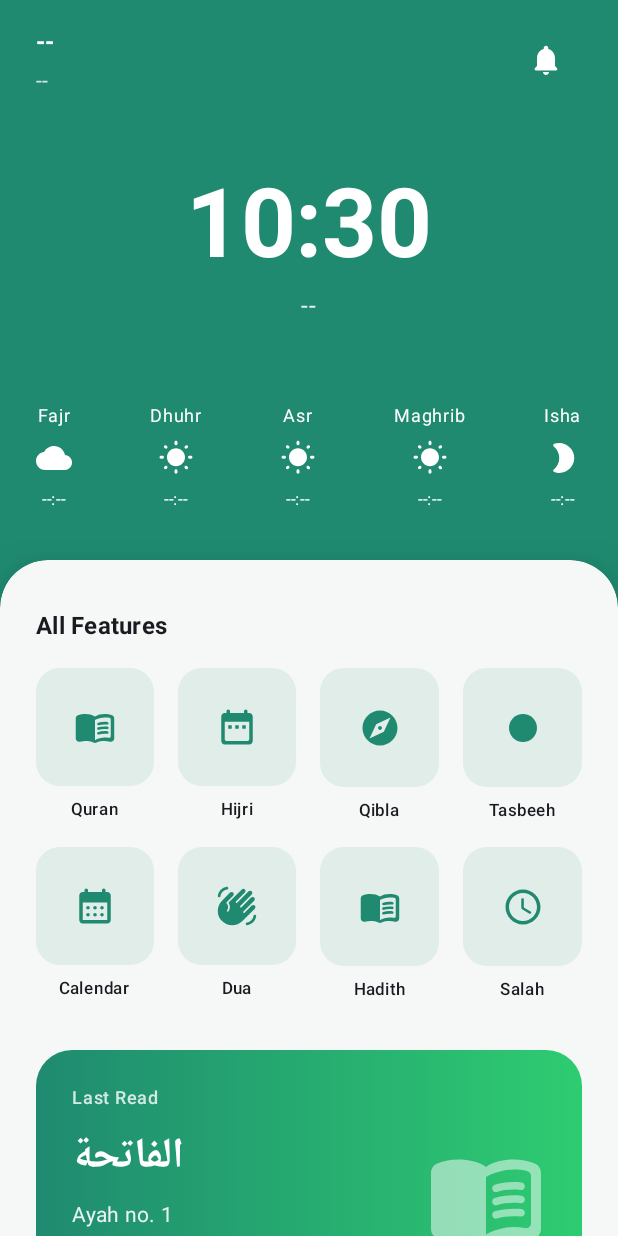
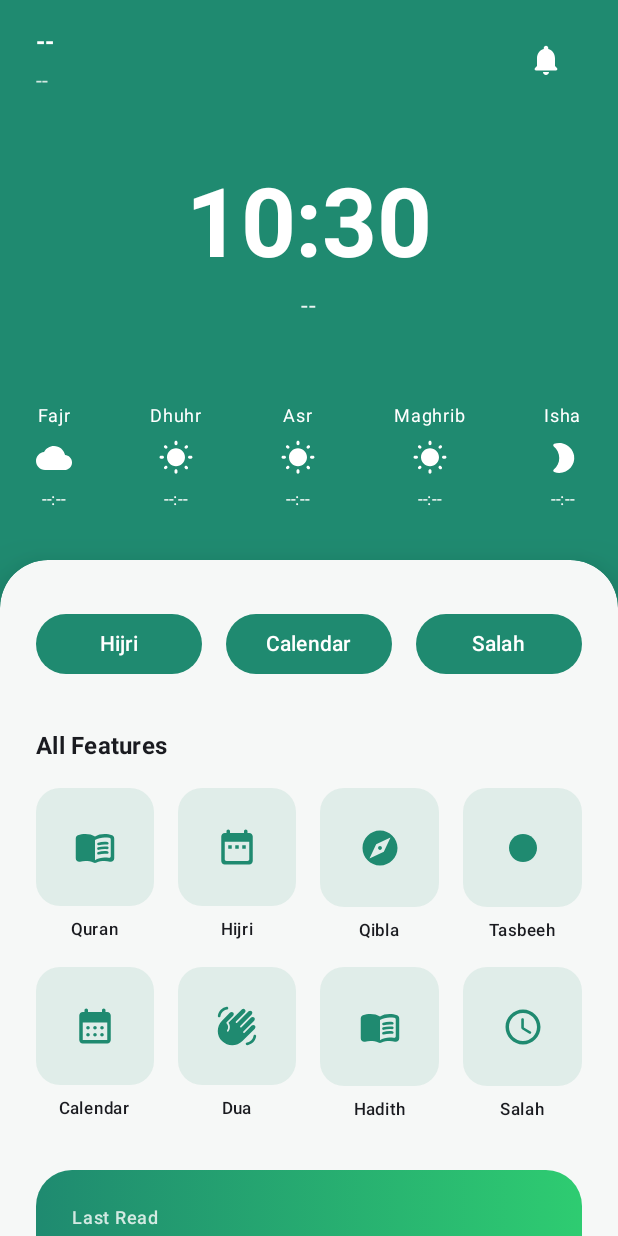
Before and after one commit to UmairOye/Islamic_App, an Android app built with Jetpack Compose: the screen it shows after launch (MainActivity), on a phone screen of 412 x 824 dp. Run offline under Robolectric (Android 15) with nearby library versions, the phone set to English and light mode, and no system bars; our stand-ins replace Dagger/Hilt's generated code, Room's generated code.

Commit message:
feat: migrate location cache to Room and add Calendar/Prayer screens
- Replaced SharedPreferences with Room Database for offline location caching to support future multi-location enhancements.
- Created fully offline backend logic for fetching Hijri and Gregorian calendar months (`CalendarUtils`).
- Implemented modern, interactive Hijri and Gregorian calendar screens (`CalendarView`) allowing users to navigate months.
- Implemented a dedicated Salah (Prayer Times) screen adapting the provided UI design to the app's native Primary Green theme.
- Updated `HomeScreen` to include intuitive navigation buttons to access the calendars and the detailed prayer times screen.

Co-authored-by: UmairOye <120459335+UmairOye@users.noreply.github.com>

```diff
--- /dev/null
+++ b/app/src/main/java/com/ub/islamicapp/data/datasource/AppDatabase.kt
@@ -0,0 +1,10 @@
+package com.ub.islamicapp.data.datasource
+
+import androidx.room.Database
+import androidx.room.RoomDatabase
+import com.ub.islamicapp.data.models.LocationEntity
+
+@Database(entities = [LocationEntity::class], version = 1, exportSchema = false)
+abstract class AppDatabase : RoomDatabase() {
+    abstract fun locationDao(): LocationDao
+}
--- /dev/null
+++ b/app/src/main/java/com/ub/islamicapp/data/datasource/LocationDao.kt
@@ -0,0 +1,16 @@
+package com.ub.islamicapp.data.datasource
+
+import androidx.room.Dao
+import androidx.room.Insert
+import androidx.room.OnConflictStrategy
+import androidx.room.Query
+import com.ub.islamicapp.data.models.LocationEntity
+
+@Dao
+interface LocationDao {
+    @Insert(onConflict = OnConflictStrategy.REPLACE)
+    suspend fun insertLocation(location: LocationEntity)
+
+    @Query("SELECT * FROM location_cache WHERE id = 1")
+    suspend fun getLastLocation(): LocationEntity?
+}
--- a/app/src/main/java/com/ub/islamicapp/data/location/DefaultLocationTracker.kt
+++ b/app/src/main/java/com/ub/islamicapp/data/location/DefaultLocationTracker.kt
@@ -7,6 +7,8 @@ import android.location.Location
 import android.location.LocationManager
 import androidx.core.content.ContextCompat
 import com.google.android.gms.location.FusedLocationProviderClient
+import com.ub.islamicapp.data.datasource.LocationDao
+import com.ub.islamicapp.data.models.LocationEntity
 import com.ub.islamicapp.domain.location.LocationTracker
 import kotlinx.coroutines.suspendCancellableCoroutine
 import javax.inject.Inject
@@ -14,10 +16,9 @@ import kotlin.coroutines.resume
 
 class DefaultLocationTracker @Inject constructor(
     private val locationClient: FusedLocationProviderClient,
+    private val locationDao: LocationDao,
     private val application: Application
 ) : LocationTracker {
-
-    private val sharedPreferences = application.getSharedPreferences("location_prefs", Context.MODE_PRIVATE)
 
     override suspend fun getCurrentLocation(): Location? {
         val hasAccessFineLocationPermission = ContextCompat.checkSelfPermission(
@@ -59,24 +60,19 @@ class DefaultLocationTracker @Inject constructor(
             }
 
             if (location != null) {
-                // Save to cache
-                sharedPreferences.edit().apply {
-                    putString("cached_lat", location.latitude.toString())
-                    putString("cached_lng", location.longitude.toString())
-                    apply()
-                }
+                // Save to Room cache
+                locationDao.insertLocation(LocationEntity(latitude = location.latitude, longitude = location.longitude))
                 return location
             }
         }
 
         // Return from cache if GPS fails or is disabled
-        val cachedLatStr = sharedPreferences.getString("cached_lat", null)
-        val cachedLngStr = sharedPreferences.getString("cached_lng", null)
+        val cachedLocation = locationDao.getLastLocation()
 
-        if (cachedLatStr != null && cachedLngStr != null) {
+        if (cachedLocation != null) {
             return Location("cached").apply {
-                latitude = cachedLatStr.toDouble()
-                longitude = cachedLngStr.toDouble()
+                latitude = cachedLocation.latitude
+                longitude = cachedLocation.longitude
             }
         }
 
--- a/app/src/main/java/com/ub/islamicapp/di/AppModule.kt
+++ b/app/src/main/java/com/ub/islamicapp/di/AppModule.kt
@@ -3,6 +3,9 @@ package com.ub.islamicapp.di
 import android.app.Application
 import com.google.android.gms.location.LocationServices
 import com.google.android.gms.location.FusedLocationProviderClient
+import androidx.room.Room
+import com.ub.islamicapp.data.datasource.AppDatabase
+import com.ub.islamicapp.data.datasource.LocationDao
 import com.ub.islamicapp.data.location.DefaultLocationTracker
 import com.ub.islamicapp.data.repository.PrayerRepositoryImpl
 import com.ub.islamicapp.domain.location.LocationTracker
@@ -16,6 +19,23 @@ import javax.inject.Singleton
 @Module
 @InstallIn(SingletonComponent::class)
 object AppModule {
+
+    @Provides
+    @Singleton
+    fun provideAppDatabase(app: Application): AppDatabase {
+        return Room.databaseBuilder(
+            app,
+            AppDatabase::class.java,
+            "islamic_app_db"
+        ).build()
+    }
+
+    @Provides
+    @Singleton
+    fun provideLocationDao(db: AppDatabase): LocationDao {
+        return db.locationDao()
+    }
+
     @Provides
     @Singleton
     fun provideFusedLocationProviderClient(app: Application): FusedLocationProviderClient {
@@ -26,9 +46,10 @@ object AppModule {
     @Singleton
     fun provideLocationTracker(
         fusedLocationProviderClient: FusedLocationProviderClient,
+        locationDao: LocationDao,
         application: Application
     ): LocationTracker {
-        return DefaultLocationTracker(fusedLocationProviderClient, application)
+        return DefaultLocationTracker(fusedLocationProviderClient, locationDao, application)
     }
 
     @Provides
--- a/app/src/main/java/com/ub/islamicapp/presentation/navigation/AppNavigation.kt
+++ b/app/src/main/java/com/ub/islamicapp/presentation/navigation/AppNavigation.kt
@@ -5,13 +5,24 @@ import androidx.navigation.compose.NavHost
 import androidx.navigation.compose.composable
 import androidx.navigation.compose.rememberNavController
 import com.ub.islamicapp.presentation.screens.HomeScreen
+import com.ub.islamicapp.presentation.screens.HijriCalendarScreen
+import com.ub.islamicapp.presentation.screens.GregorianCalendarScreen
 
 @Composable
 fun AppNavigation() {
     val navController = rememberNavController()
     NavHost(navController = navController, startDestination = "home") {
         composable("home") {
-            HomeScreen()
+            HomeScreen(navController = navController)
+        }
+        composable("hijri_calendar") {
+            HijriCalendarScreen(navController = navController)
+        }
+        composable("gregorian_calendar") {
+            GregorianCalendarScreen(navController = navController)
+        }
+        composable("prayer_times") {
+            com.ub.islamicapp.presentation.screens.PrayerTimesScreen(navController = navController)
         }
     }
 }
--- a/app/src/main/java/com/ub/islamicapp/presentation/screens/HomeScreen.kt
+++ b/app/src/main/java/com/ub/islamicapp/presentation/screens/HomeScreen.kt
@@ -28,6 +28,7 @@ import android.Manifest
 import android.content.pm.PackageManager
 import androidx.compose.ui.unit.dp
 import androidx.hilt.navigation.compose.hiltViewModel
+import androidx.navigation.NavController
 import com.ub.islamicapp.presentation.components.*
 import com.ub.islamicapp.presentation.viewmodel.HomeViewModel
 import com.ub.islamicapp.theme.PrimaryGreen
@@ -35,6 +36,7 @@ import com.ub.islamicapp.theme.LightBackground
 
 @Composable
 fun HomeScreen(
+    navController: NavController,
     viewModel: HomeViewModel = hiltViewModel()
 ) {
     val uiState by viewModel.uiState.collectAsState()
@@ -127,6 +129,34 @@ fun HomeScreen(
                         .padding(vertical = 32.dp),
                     verticalArrangement = Arrangement.spacedBy(32.dp)
                 ) {
+                    // Navigation Buttons
+                    Row(
+                        modifier = Modifier.fillMaxWidth().padding(horizontal = 24.dp),
+                        horizontalArrangement = Arrangement.spacedBy(16.dp)
+                    ) {
+                        androidx.compose.material3.Button(
+                            onClick = { navController.navigate("hijri_calendar") },
+                            modifier = Modifier.weight(1f),
+                            colors = androidx.compose.material3.ButtonDefaults.buttonColors(containerColor = PrimaryGreen)
+                        ) {
+                            androidx.compose.material3.Text("Hijri")
+                        }
+                        androidx.compose.material3.Button(
+                            onClick = { navController.navigate("gregorian_calendar") },
+                            modifier = Modifier.weight(1f),
+                            colors = androidx.compose.material3.ButtonDefaults.buttonColors(containerColor = PrimaryGreen)
+                        ) {
+                            androidx.compose.material3.Text("Calendar")
+                        }
+                        androidx.compose.material3.Button(
+                            onClick = { navController.navigate("prayer_times") },
+                            modifier = Modifier.weight(1f),
+                            colors = androidx.compose.material3.ButtonDefaults.buttonColors(containerColor = PrimaryGreen)
+                        ) {
+                            androidx.compose.material3.Text("Salah")
+                        }
+                    }
+
                     FeatureGrid()
 
                     LastReadCard(
```
Also changed, not shown: app/src/main/java/com/ub/islamicapp/data/models/LocationEntity.kt (added, +11 -0 lines), app/src/main/java/com/ub/islamicapp/presentation/components/CalendarView.kt (added, +110 -0 lines), app/src/main/java/com/ub/islamicapp/presentation/screens/CalendarScreens.kt (added, +57 -0 lines), app/src/main/java/com/ub/islamicapp/presentation/screens/PrayerTimesScreen.kt (added, +159 -0 lines), app/src/main/java/com/ub/islamicapp/utils/CalendarUtils.kt (added, +110 -0 lines).
